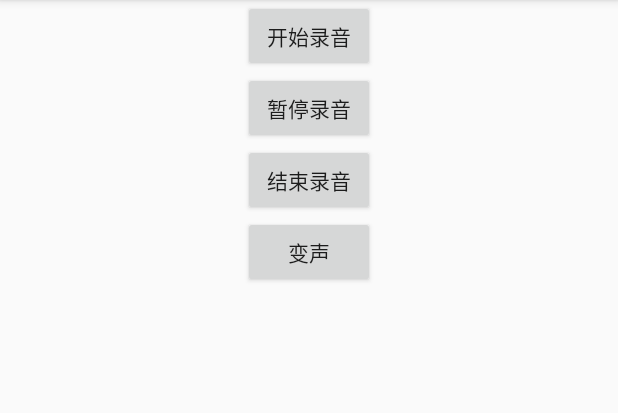
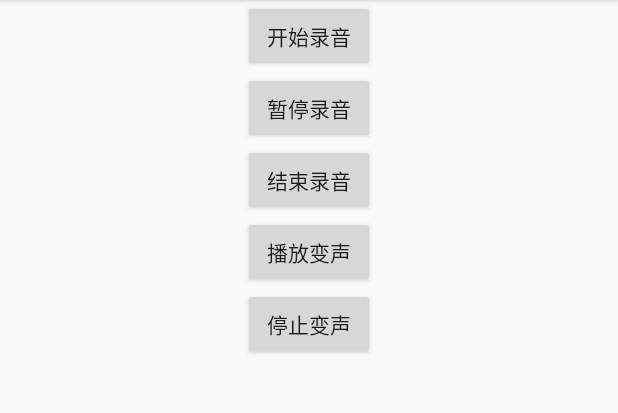
Before and after one commit to lizebinbin/AudioRecorder, an Android app: the screen it shows after launch (MainActivity), on a phone screen of 412 x 824 dp, the part 84-497 px from its top. Run offline under Robolectric (Android 15) with nearby library versions, the phone set to English and light mode, and no system bars; libraries missing offline, so code that uses them is left out: org.fmod; 1 statement that could not run was skipped.

Commit message:
新增停止播放变声的方法，新增保存变声后文件方法（可是没通。。。）

```diff
--- a/app/src/main/java/com/lzb/audiooperation/MainActivity.kt
+++ b/app/src/main/java/com/lzb/audiooperation/MainActivity.kt
@@ -58,6 +58,9 @@ class MainActivity : AppCompatActivity(), View.OnClickListener, AudioCallbackLis
                 val path = "file:///android_asset/bin.wav"
                 EffectManager.getInstance().play(path, EffectUtils.MODE_DASHU)
             }
+            R.id.stopChangeVoice -> {
+                EffectManager.getInstance().stop()
+            }
         }
     }
 
--- a/app/src/main/res/layout/activity_main.xml
+++ b/app/src/main/res/layout/activity_main.xml
@@ -33,5 +33,12 @@
             android:layout_width="wrap_content"
             android:onClick="onClick"
             android:layout_height="wrap_content"
-            android:text="变声"/>
+            android:text="播放变声"/>
+
+    <Button
+            android:id="@+id/stopChangeVoice"
+            android:layout_width="wrap_content"
+            android:onClick="onClick"
+            android:layout_height="wrap_content"
+            android:text="停止变声"/>
 </LinearLayout>
--- a/record/src/main/java/com/lzb/record/effect/EffectManager.kt
+++ b/record/src/main/java/com/lzb/record/effect/EffectManager.kt
@@ -42,13 +42,17 @@ class EffectManager private constructor() {
         fixedThreadPool?.execute(playerThread)
     }
 
+    fun stop() {
+        EffectUtils.stop()
+    }
+
     fun close() {
         FMOD.close()
     }
 
     inner class PlayerThread : Runnable {
         override fun run() {
-            EffectUtils.fix(path, currentType)
+            EffectUtils.fix(path, currentType, 0)
         }
     }
 }
--- a/record/src/main/java/com/lzb/record/effect/EffectUtils.java
+++ b/record/src/main/java/com/lzb/record/effect/EffectUtils.java
@@ -19,7 +19,9 @@ public class EffectUtils {
      * @param path
      * @param type
      */
-    public native static void fix(String path, int type);
+    public native static void fix(String path, int type, int save);
+
+    public native static void stop();
 
     static {
         System.loadLibrary("fmodL");
```
Also changed, not shown: 2 other files.
